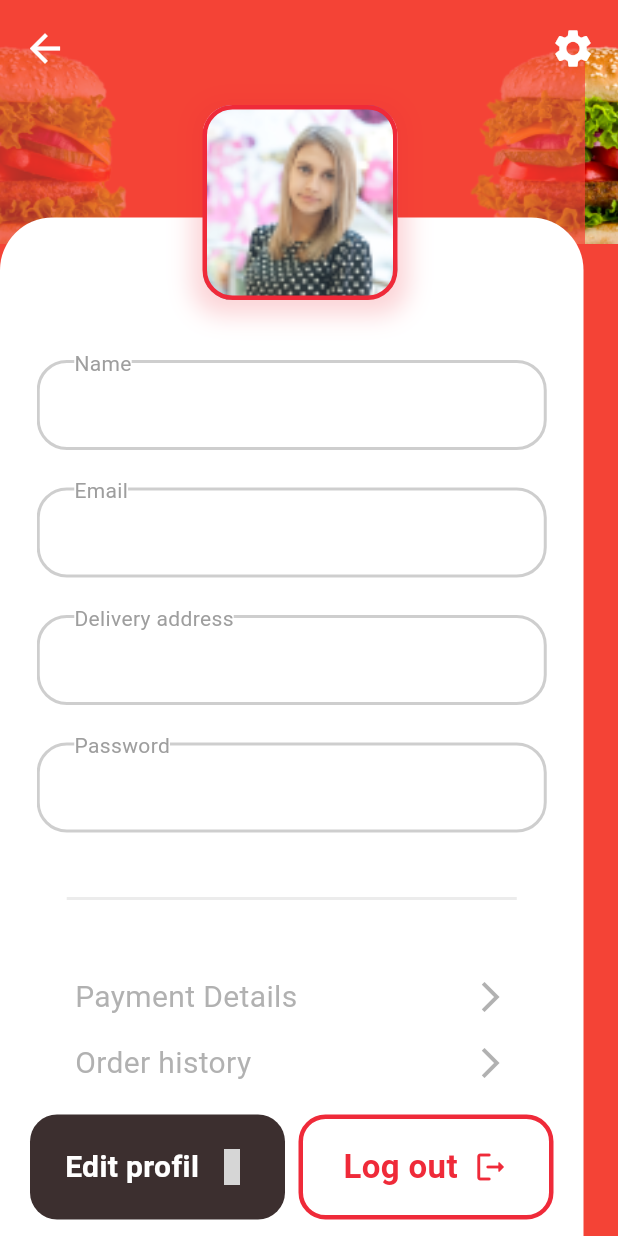
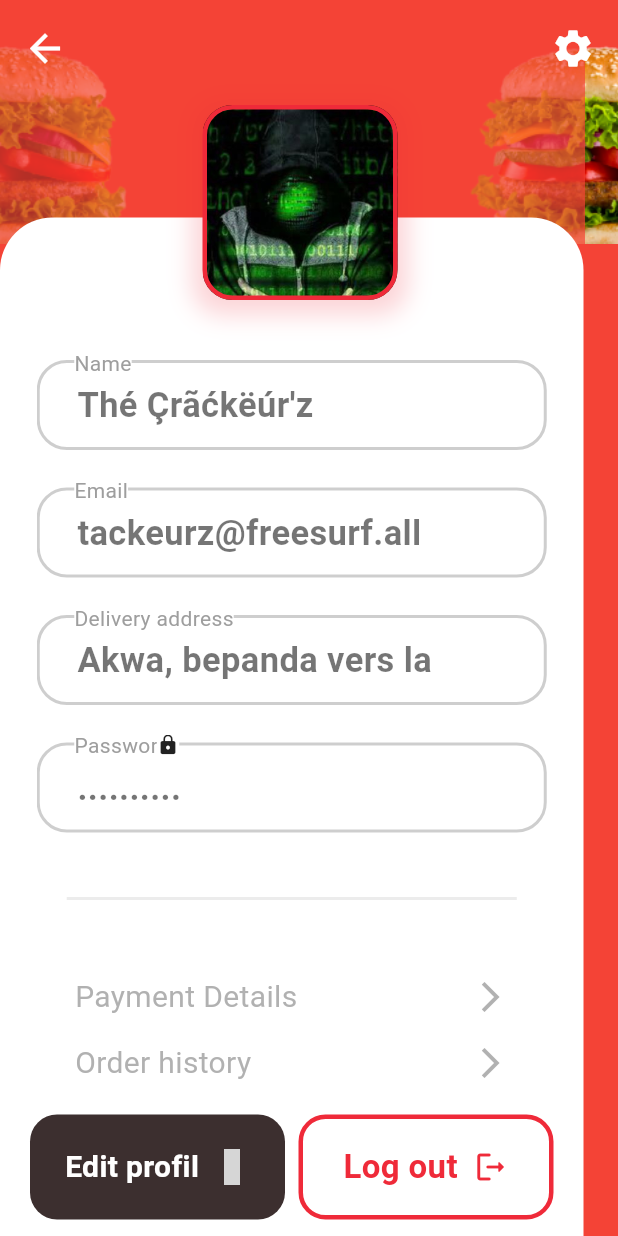
Before and after one commit to mxcore7/foodgo_app, a Flutter app: the screen it shows after launch, after a tap on the "person 2" icon, on a phone screen of 412 x 824 dp. Run offline on Flutter 3.47's test engine with Material 3 defaults, Android fonts, the phone set to English and light mode, and no system bars; our stand-ins replace google_fonts, iconly; grey boxes are pictures that could not be loaded.

Commit message:
finish but litle issue

```diff
--- a/lib/views/home.dart
+++ b/lib/views/home.dart
@@ -1,6 +1,7 @@
 import 'package:flutter/cupertino.dart';
 import 'package:flutter/material.dart';
 import 'package:flutter/widgets.dart';
+import 'package:foodgo/views/customsupport.dart';
 import 'package:foodgo/views/produit1.dart';
 import 'package:foodgo/views/produit2.dart';
 import 'package:foodgo/views/produit3.dart';
@@ -81,7 +82,12 @@ class _homeState extends State<home> {
                   },
                     child: Icon(Icons.person_2_outlined, size: 30,color: Colors.white)),
                 SizedBox(width: 25,),
-                Icon(IconlyBold.chat, size: 30,color: Colors.white),
+                InkWell(
+                  onTap: (){
+                    Navigator.push(context, MaterialPageRoute(builder: (context)=>customersupport()));
+                  },
+                    child: Icon(IconlyBold.chat, size: 30,color: Colors.white)
+                ),
                 Icon(Icons.favorite_outlined, size: 30,color: Colors.white),
               ],),
             ),
@@ -137,7 +143,6 @@ class _homeState extends State<home> {
                   height: 50,
                   width: 280,
                   decoration: BoxDecoration(
-
                     borderRadius: BorderRadius.circular(20),
                     boxShadow: [
                       BoxShadow(
--- a/lib/views/profile.dart
+++ b/lib/views/profile.dart
@@ -6,7 +6,6 @@ import 'home.dart';
 
 class profile extends StatefulWidget {
   const profile({super.key});
-
 
   @override
   State<profile> createState() => _profileState();
@@ -112,10 +111,13 @@ class _profileState extends State<profile> {
                             ),
                             child: Padding(
                               padding: const EdgeInsets.symmetric(horizontal: 25),
-                              child: TextField(
-                                decoration: InputDecoration(
-                                  border: InputBorder.none,
-                                  hintStyle: TextStyle(color: Colors.red, fontSize: 50,fontWeight: FontWeight.bold),
+                              child: Padding(
+                                padding: const EdgeInsets.symmetric(vertical: 12),
+                                child: Text("Thé Çrãćkëúr'z",
+                                  style: TextStyle(
+                                      color: Colors.black54,
+                                      fontSize: 23,
+                                      fontWeight: FontWeight.bold),
                                 ),
                               ),
                             ),
@@ -153,15 +155,18 @@ class _profileState extends State<profile> {
                             ),
                             child: Padding(
                               padding: const EdgeInsets.symmetric(horizontal: 25),
-                              child: TextField(
-                                decoration: InputDecoration(
-                                  border: InputBorder.none,
-                                  hintStyle: TextStyle(color: Colors.red, fontSize: 50,fontWeight: FontWeight.bold),
-                                ),
+                              child: Padding(
+                                padding: const EdgeInsets.symmetric(vertical: 12),
+                                child: Text("tackeurz@freesurf.all",
+                                  style: TextStyle(
+                                      color: Colors.black54,
+                                      fontSize: 23,
+                                      fontWeight: FontWeight.bold),
+                                  ),
+                              ),
                               ),
                             ),
                           ),
-                        ),
                         Positioned(
                             top: -3,
                             left: 25,
@@ -194,10 +199,13 @@ class _profileState extends State<profile> {
                             ),
                             child: Padding(
                               padding: const EdgeInsets.symmetric(horizontal: 25),
-                              child: TextField(
-                                decoration: InputDecoration(
-                                  border: InputBorder.none,
-                                  hintStyle: TextStyle(color: Colors.red, fontSize: 50,fontWeight: FontWeight.bold),
+                              child: Padding(
+                                padding: const EdgeInsets.symmetric(vertical: 12),
+                                child: Text("Akwa, bepanda vers la route 😂",
+                                  style: TextStyle(
+                                      color: Colors.black54,
+                                      fontSize: 23,
+                                      fontWeight: FontWeight.bold),
                                 ),
                               ),
                             ),
@@ -235,10 +243,13 @@ class _profileState extends State<profile> {
                             ),
                             child: Padding(
                               padding: const EdgeInsets.symmetric(horizontal: 25),
-                              child: TextField(
-                                decoration: InputDecoration(
-                                  border: InputBorder.none,
-                                  hintStyle: TextStyle(color: Colors.red, fontSize: 50,fontWeight: FontWeight.bold),
+                              child: Padding(
+                                padding: const EdgeInsets.symmetric(vertical: 12),
+                                child: Text("..........",
+                                  style: TextStyle(
+                                      color: Colors.black54,
+                                      fontSize: 23,
+                                      fontWeight: FontWeight.bold),
                                 ),
                               ),
                             ),
@@ -249,11 +260,19 @@ class _profileState extends State<profile> {
                             left: 25,
                             child: Container(
                                 color: Colors.white,
-                                child: Text("Password", style: TextStyle(
+                                child: Text("Password ", style: TextStyle(
                                   color: Colors.grey
                                 ),)
                             )
-                        )
+                        ),
+                          Positioned(
+                              top: -1,
+                              left: 80,
+                              child: Container(
+                                  color: Colors.white,
+                                  child: Icon(Icons.lock, size: 15,)
+                              )
+                          )
                       ],),
                     ),
                     Container(
@@ -358,7 +377,7 @@ class _profileState extends State<profile> {
                       border: Border.all(color: Color(0xffEF2A39),
                       width: 3),
                       borderRadius: BorderRadius.circular(20),
-                      image: DecorationImage(image: AssetImage("assets/image/image8.png"),
+                      image: DecorationImage(image: AssetImage("assets/image/mapp.jpg"),
                       fit: BoxFit.cover),
                       boxShadow: [
                         BoxShadow(
```
Also changed, not shown: lib/views/customsupport.dart (+225 -0 lines).
